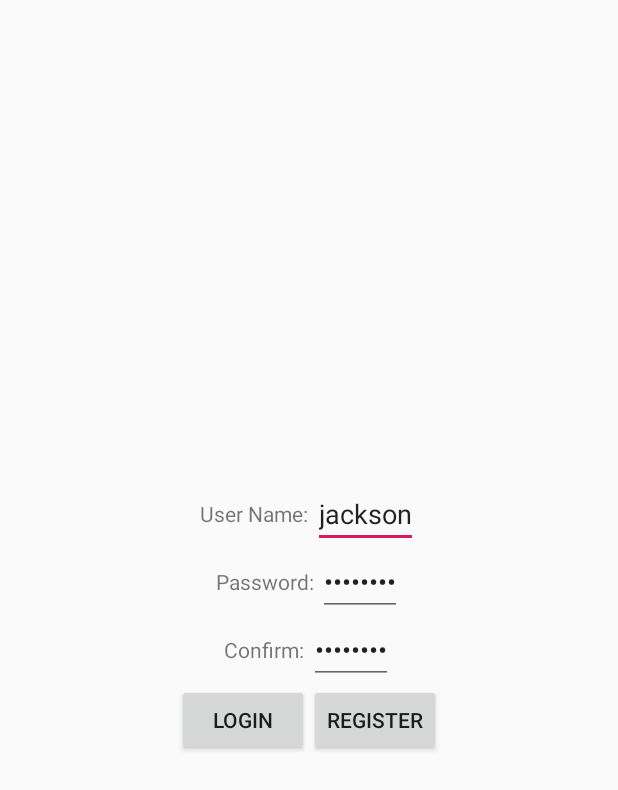
After one commit to JOTworks/pollerexpress, an Android app: the layout fragment_lobby.xml on its own in the app's theme, with its tools: preview values and no code run, on a phone screen of 412 x 824 dp. The commit adds this screen. Shown: the top 790 px of the screen. Run offline under Robolectric (Android 15) with nearby library versions, the phone set to English and light mode, and no system bars.

Commit message:
lobbyfrag wip

```diff
--- /dev/null
+++ b/app/src/main/res/layout/fragment_lobby.xml
@@ -0,0 +1,88 @@
+<?xml version="1.0" encoding="utf-8"?>
+
+<LinearLayout xmlns:android="http://schemas.android.com/apk/res/android"
+    xmlns:tools="http://schemas.android.com/tools"
+    android:layout_width="match_parent"
+    android:layout_height="match_parent"
+    android:gravity="center"
+    tools:context="Views.MainActivity"
+    android:orientation="vertical">
+
+
+
+
+
+        <LinearLayout
+            android:layout_width="match_parent"
+            android:layout_height="wrap_content"
+            android:orientation="horizontal"
+            android:gravity="center">
+            <TextView
+                android:layout_width="wrap_content"
+                android:layout_height="wrap_content"
+                android:text="User Name: "
+                android:gravity="right"/>
+            <EditText android:id="@+id/user_name"
+                android:layout_width="wrap_content"
+                android:layout_height="wrap_content"
+                android:text="jackson"
+                android:inputType="text" />
+        </LinearLayout>
+
+        <LinearLayout
+            android:layout_width="match_parent"
+            android:layout_height="wrap_content"
+            android:orientation="horizontal"
+            android:gravity="center">
+            <TextView
+                android:layout_width="wrap_content"
+                android:layout_height="wrap_content"
+                android:text="Password: "
+
+                android:gravity="right"/>
+            <EditText android:id="@+id/password"
+                android:layout_width="wrap_content"
+                android:layout_height="wrap_content"
+                android:text="password"
+                android:inputType="textPassword" />
+        </LinearLayout>
+
+    <LinearLayout
+        android:layout_width="match_parent"
+        android:layout_height="wrap_content"
+        android:orientation="horizontal"
+        android:gravity="center">
+        <TextView
+            android:layout_width="wrap_content"
+            android:layout_height="wrap_content"
+            android:text="Confirm: "
+
+            android:gravity="right"/>
+        <EditText android:id="@+id/confirm"
+            android:layout_width="wrap_content"
+            android:layout_height="wrap_content"
+            android:text="password"
+            android:inputType="textPassword" />
+    </LinearLayout>
+
+
+
+        <LinearLayout
+            android:layout_width="match_parent"
+            android:layout_height="wrap_content"
+            android:orientation="horizontal"
+            android:gravity="center">
+            <Button
+                android:id="@+id/login_button"
+                android:layout_width="wrap_content"
+                android:layout_height="wrap_content"
+                android:text="LOGIN"/>
+            <Button
+                android:id="@+id/register_button"
+                android:layout_width="wrap_content"
+                android:layout_height="wrap_content"
+                android:text="REGISTER"/>
+
+        </LinearLayout>
+
+    </LinearLayout>
```
Also changed, not shown: app/src/main/java/Views/LobbyFragment.java (+87 -1 lines).
